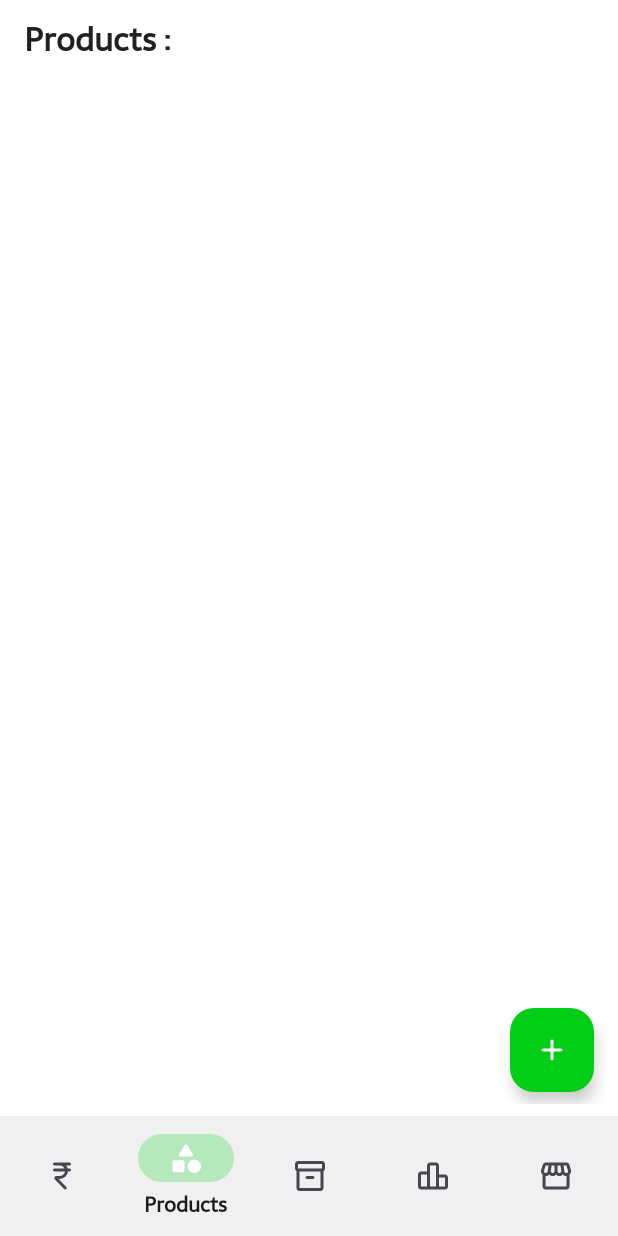
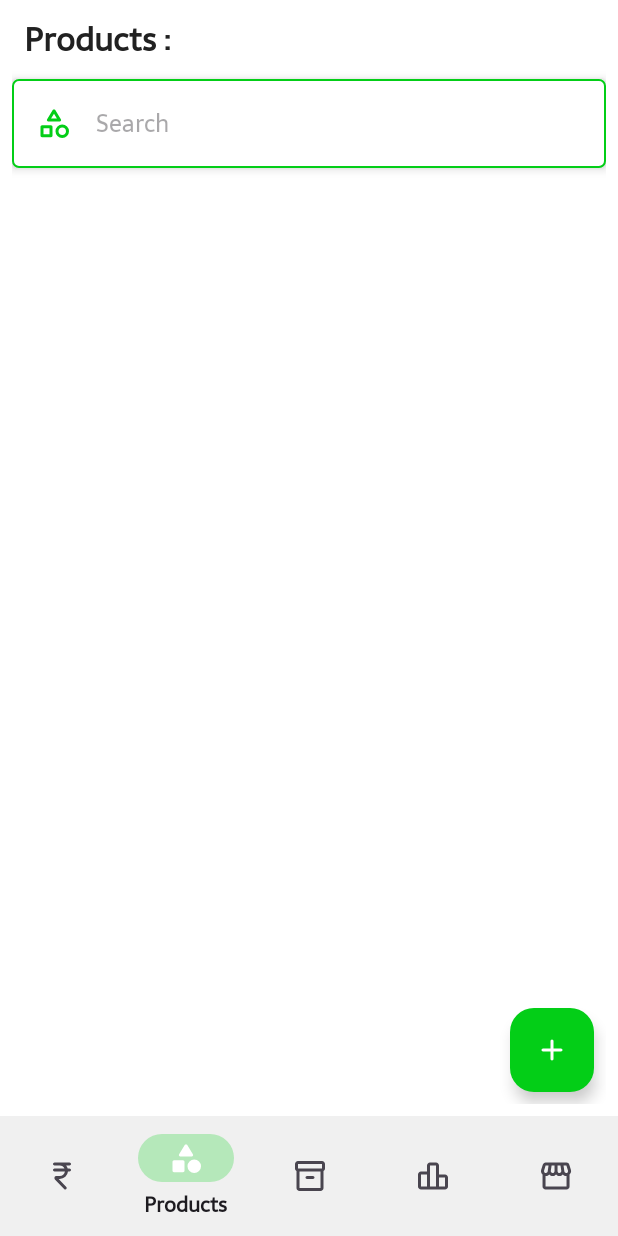
Before and after one commit to HarshRana-404/MyBiz, an Android app: the screen it shows after launch once a user with an empty profile is signed in (MainActivity), item 2 of the bottom bar chosen, on a phone screen of 412 x 824 dp. Run offline under Robolectric (Android 15) with nearby library versions, the phone set to English and light mode, and no system bars; our stand-ins replace Firebase (no records; nobody signed in at launch, a user with empty details on screens opened directly).

Commit message:
Product, Stock search element. Increased share intent seconds. Bug fixes

```diff
--- a/app/build.gradle.kts
+++ b/app/build.gradle.kts
@@ -6,7 +6,7 @@ plugins {
 
 android {
     namespace = "com.harsh.mybiz"
-    compileSdk = 34
+    compileSdk = 35
 
     defaultConfig {
         applicationId = "com.harsh.mybiz"
@@ -46,6 +46,7 @@ dependencies {
     implementation(libs.androidx.constraintlayout)
     implementation(libs.firebase.auth)
     implementation(libs.firebase.firestore)
+    implementation(libs.androidx.recyclerview)
     testImplementation(libs.junit)
     androidTestImplementation(libs.androidx.junit)
     androidTestImplementation(libs.androidx.espresso.core)
--- a/app/src/main/java/com/harsh/mybiz/MainActivity.kt
+++ b/app/src/main/java/com/harsh/mybiz/MainActivity.kt
@@ -85,7 +85,7 @@ class MainActivity : AppCompatActivity() {
                 }catch (ex : Exception){
                     Log.d("dalle", ex.toString())
                 }
-            }, 20000)
+            }, 30000)
         }
     }
 }
--- a/app/src/main/java/com/harsh/mybiz/adapters/ExpandableSalesAdapter.kt
+++ b/app/src/main/java/com/harsh/mybiz/adapters/ExpandableSalesAdapter.kt
@@ -109,7 +109,7 @@ class ExpandableSalesAdapter(context: android.content.Context, alExpandableSale:
         }
 
         holder.cvExpandableSale.setOnLongClickListener(View.OnLongClickListener {
-            Constants.toastThis(context, "App will re-start in 20 seconds...")
+            Constants.toastThis(context, "App will re-start in 30 seconds...")
             isShared = true
             alShareSale.clear()
             val docDate = "sales_${Constants.getDocDateForExpandedSale(holder.tvSaleDate.text.toString())}"
--- a/app/src/main/res/layout/fragment_products.xml
+++ b/app/src/main/res/layout/fragment_products.xml
@@ -7,6 +7,20 @@
     tools:context=".fragments.ProductsFragment"
     android:padding="8dp">
 
+    <EditText
+        android:id="@+id/et_search_product"
+        android:layout_width="match_parent"
+        android:layout_height="wrap_content"
+        android:background="@drawable/et_bg"
+        android:padding="16dp"
+        android:hint="Search"
+        android:elevation="4dp"
+        android:textSize="16sp"
+        android:drawableLeft="@drawable/ic_products"
+        android:drawablePadding="16dp"
+        android:layout_marginVertical="8dp"
+        android:inputType="textCapWords"
+        android:layout_below="@id/tv_title"/>
     <TextView
         android:id="@+id/tv_title"
         android:layout_width="match_parent"
@@ -25,7 +39,7 @@
         android:id="@+id/rv_products"
         android:layout_width="match_parent"
         android:layout_height="match_parent"
-        android:layout_below="@id/tv_title"/>
+        android:layout_below="@id/et_search_product"/>
 
     <com.google.android.material.floatingactionbutton.FloatingActionButton
         android:id="@+id/fab_add_product"
--- a/gradle/libs.versions.toml
+++ b/gradle/libs.versions.toml
@@ -12,6 +12,7 @@ constraintlayout = "2.1.4"
 googleGmsGoogleServices = "4.4.2"
 firebaseAuth = "23.0.0"
 firebaseFirestore = "25.1.0"
+recyclerview = "1.4.0"
 
 [libraries]
 androidx-core-ktx = { group = "androidx.core", name = "core-ktx", version.ref = "coreKtx" }
@@ -24,6 +25,7 @@ androidx-activity = { group = "androidx.activity", name = "activity", version.re
 androidx-constraintlayout = { group = "androidx.constraintlayout", name = "constraintlayout", version.ref = "constraintlayout" }
 firebase-auth = { group = "com.google.firebase", name = "firebase-auth", version.ref = "firebaseAuth" }
 firebase-firestore = { group = "com.google.firebase", name = "firebase-firestore", version.ref = "firebaseFirestore" }
+androidx-recyclerview = { group = "androidx.recyclerview", name = "recyclerview", version.ref = "recyclerview" }
 
 [plugins]
 android-application = { id = "com.android.application", version.ref = "agp" }
```
Also changed, not shown: app/src/main/java/com/harsh/mybiz/fragments/ProductsFragment.kt (+41 -0 lines), app/src/main/java/com/harsh/mybiz/fragments/StockFragment.kt (+42 -1 lines), app/src/main/res/layout/fragment_stock.xml (+15 -1 lines).
